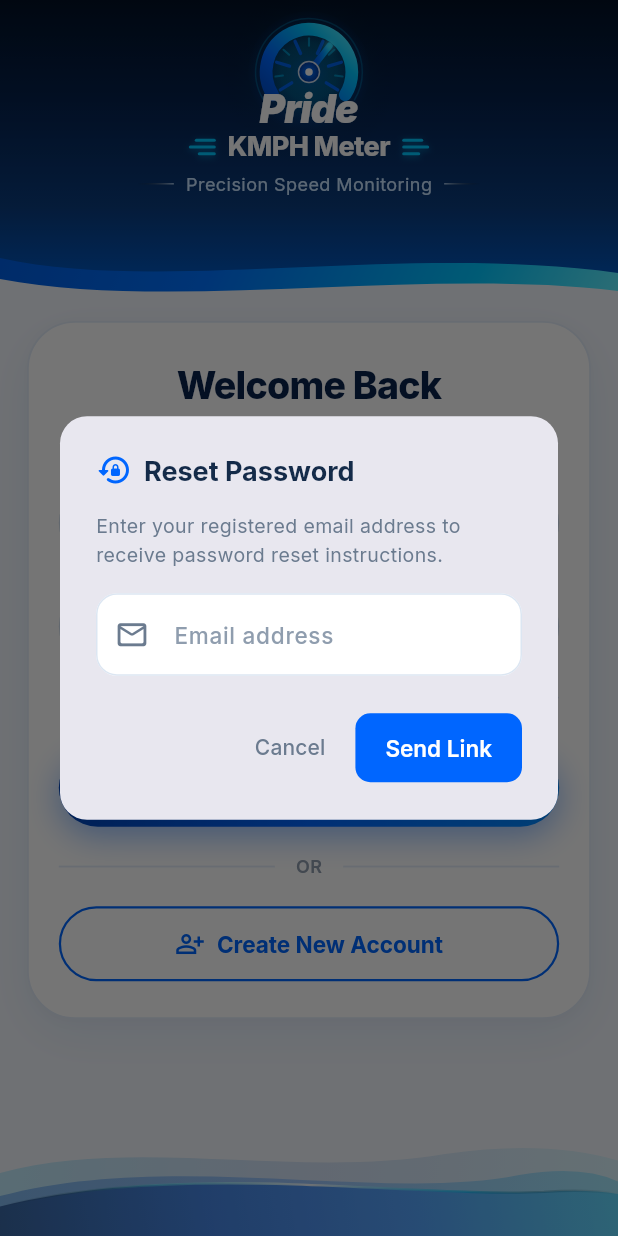
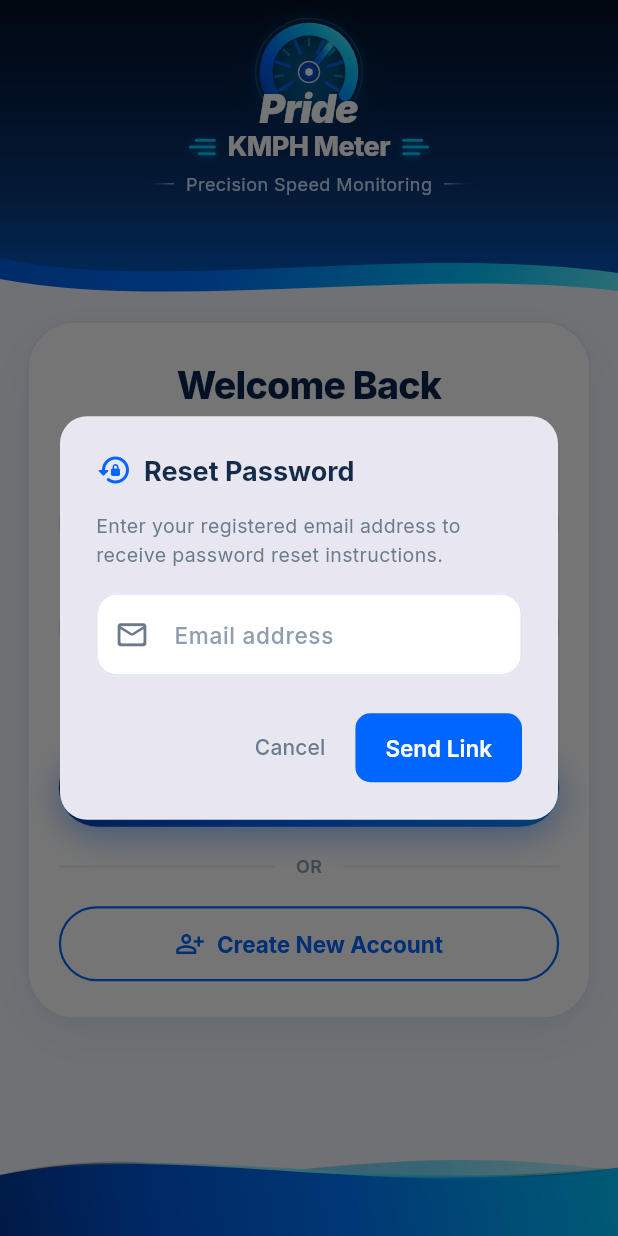
Before and after one commit to ShoonyanshSmartIrrigation/Pride-KMPH-Meter, a Flutter app: the screen it shows after launch, after a tap on "Forgot Password?", on a phone screen of 412 x 824 dp. Run offline on Flutter 3.47's test engine with Material 3 defaults, Android fonts, the phone set to English and light mode, and no system bars; our stand-ins replace cloud_firestore, csv, firebase_auth, firebase_core, firebase_crashlytics, fl_chart and 6 more; accounts and stored records are empty.

Commit message:
fix(splash): redesign splash screen top and bottom waves with silky dual-crest curves and vibrant sapphire-cyan gradients

```diff
--- a/lib/features/auth/presentation/screens/register_screen.dart
+++ b/lib/features/auth/presentation/screens/register_screen.dart
@@ -175,7 +175,7 @@ class _RegisterScreenState extends ConsumerState<RegisterScreen> {
                                 ),
                               ),
 
-                              const SizedBox(height: 22),
+                              const SizedBox(height: 16),
 
                               // Field 1: Full Name (Pill / Stadium Shape)
                               TextFormField(
--- a/lib/features/auth/presentation/screens/splash_screen.dart
+++ b/lib/features/auth/presentation/screens/splash_screen.dart
@@ -67,8 +67,8 @@ class _SplashScreenState extends ConsumerState<SplashScreen>
           final screenHeight = constraints.maxHeight;
           final screenWidth = constraints.maxWidth;
 
-          final topWaveHeight = (screenHeight * 0.17).clamp(110.0, 160.0);
-          final bottomWaveHeight = (screenHeight * 0.13).clamp(75.0, 115.0);
+          final topWaveHeight = (screenHeight * 0.18).clamp(130.0, 175.0);
+          final bottomWaveHeight = (screenHeight * 0.16).clamp(110.0, 150.0);
           final iconSize = (screenHeight * 0.14).clamp(95.0, 130.0);
           final progressBarWidth = (screenWidth * 0.54).clamp(180.0, 240.0);
 
@@ -76,13 +76,13 @@ class _SplashScreenState extends ConsumerState<SplashScreen>
             children: [
               // 1. Perspective Speed Highway in lower-middle background
               Positioned(
-                bottom: bottomWaveHeight * 0.65,
+                bottom: bottomWaveHeight * 0.50,
                 left: 0,
                 right: 0,
-                child: const SpeedPerspectiveRoadWidget(height: 180),
+                child: const SpeedPerspectiveRoadWidget(height: 220),
               ),
 
-              // 2. Top Decorative Flowing Wave
+              // 2. Top Decorative Flowing Multi-Layer Wave
               Positioned(
                 top: 0,
                 left: 0,
--- a/lib/features/auth/presentation/widgets/top_splash_wave_widget.dart
+++ b/lib/features/auth/presentation/widgets/top_splash_wave_widget.dart
@@ -1,13 +1,14 @@
 import 'package:flutter/material.dart';
 
 /// Top multi-layer flowing organic wave for the Splash Screen
-/// featuring rich gradient stops and a glowing specular edge.
+/// matching the fancy reference design with rich gradients,
+/// silky S-curves, and a glowing specular crest.
 class TopSplashWaveWidget extends StatelessWidget {
   final double height;
 
   const TopSplashWaveWidget({
     super.key,
-    this.height = 140,
+    this.height = 145,
   });
 
   @override
@@ -27,104 +28,121 @@ class _TopWavePainter extends CustomPainter {
   void paint(Canvas canvas, Size size) {
     final rect = Rect.fromLTWH(0, 0, size.width, size.height);
 
-    // Layer 1: Ambient Cyan Aura (Top deepest wave)
-    final wave1Paint = Paint()
+    // Layer 1: Ambient Luminous Cyan Accent Wave (Back Layer)
+    final backWavePaint = Paint()
       ..shader = const LinearGradient(
         colors: [
-          Color(0x4000C6FF),
-          Color(0x300052D4),
-          Color(0x2560EFFF),
+          Color(0x450052D4),
+          Color(0x600072FF),
+          Color(0x8000C6FF),
+          Color(0x6560EFFF),
         ],
-        begin: Alignment.topRight,
-        end: Alignment.bottomLeft,
-      ).createShader(rect)
-      ..style = PaintingStyle.fill;
-
-    final path1 = Path();
-    path1.moveTo(0, 0);
-    path1.lineTo(size.width, 0);
-    path1.lineTo(size.width, size.height * 0.60);
-    path1.cubicTo(
-      size.width * 0.76,
-      size.height * 0.98,
-      size.width * 0.45,
-      size.height * 0.60,
-      size.width * 0.20,
-      size.height * 0.82,
-    );
-    path1.quadraticBezierTo(
-      size.width * 0.08,
-      size.height * 0.90,
-      0,
-      size.height * 0.74,
-    );
-    path1.close();
-    canvas.drawPath(path1, wave1Paint);
-
-    // Layer 2: Vibrant Cobalt-to-Electric Intermediate Wave
-    final wave2Paint = Paint()
-      ..shader = const LinearGradient(
-        colors: [
-          Color(0x750052D4),
-          Color(0x600066FF),
-          Color(0x4500C6FF),
-        ],
+        stops: [0.0, 0.35, 0.75, 1.0],
         begin: Alignment.topLeft,
         end: Alignment.bottomRight,
       ).createShader(rect)
       ..style = PaintingStyle.fill;
 
-    final path2 = Path();
-    path2.moveTo(0, 0);
-    path2.lineTo(size.width, 0);
-    path2.lineTo(size.width, size.height * 0.44);
-    path2.cubicTo(
-      size.width * 0.70,
+    final backPath = Path();
+    backPath.moveTo(0, 0);
+    backPath.lineTo(size.width, 0);
+    backPath.lineTo(size.width, size.height * 0.55);
+    backPath.cubicTo(
+      size.width * 0.72,
+      size.height * 0.98,
+      size.width * 0.36,
+      size.height * 0.50,
+      0,
       size.height * 0.82,
-      size.width * 0.38,
-      size.height * 0.42,
-      size.width * 0.16,
-      size.height * 0.65,
     );
-    path2.quadraticBezierTo(
-      size.width * 0.06,
+    backPath.close();
+    canvas.drawPath(backPath, backWavePaint);
+
+    // Layer 2: Intermediate Azure Glow Ribbon
+    final midWavePaint = Paint()
+      ..shader = const LinearGradient(
+        colors: [
+          Color(0x55003DA5),
+          Color(0x750066FF),
+          Color(0x9000C6FF),
+        ],
+        begin: Alignment.topCenter,
+        end: Alignment.bottomCenter,
+      ).createShader(rect)
+      ..style = PaintingStyle.fill;
+
+    final midPath = Path();
+    midPath.moveTo(0, 0);
+    midPath.lineTo(size.width, 0);
+    midPath.lineTo(size.width, size.height * 0.42);
+    midPath.cubicTo(
+      size.width * 0.68,
+      size.height * 0.85,
+      size.width * 0.32,
+      size.height * 0.38,
+      0,
+      size.height * 0.70,
+    );
+    midPath.close();
+    canvas.drawPath(midPath, midWavePaint);
+
+    // Layer 3: Solid Rich Sapphire-to-Cyan Foreground Wave
+    final frontWavePaint = Paint()
+      ..shader = const LinearGradient(
+        colors: [
+          Color(0xFF021B48),
+          Color(0xFF003FAD),
+          Color(0xFF0066FF),
+          Color(0xFF0099FF),
+          Color(0xFF00C6FF),
+        ],
+        stops: [0.0, 0.24, 0.54, 0.82, 1.0],
+        begin: Alignment.topLeft,
+        end: Alignment.bottomRight,
+      ).createShader(rect)
+      ..style = PaintingStyle.fill;
+
+    final frontPath = Path();
+    frontPath.moveTo(0, 0);
+    frontPath.lineTo(size.width, 0);
+    frontPath.lineTo(size.width, size.height * 0.35);
+    frontPath.cubicTo(
+      size.width * 0.65,
       size.height * 0.72,
+      size.width * 0.28,
+      size.height * 0.28,
       0,
       size.height * 0.58,
     );
-    path2.close();
-    canvas.drawPath(path2, wave2Paint);
+    frontPath.close();
+    canvas.drawPath(frontPath, frontWavePaint);
 
-    // Layer 3: Specular Crest Glow Line
+    // Layer 4: Specular Crest Glow Along Foreground Edge
     final crestGlowPaint = Paint()
       ..shader = const LinearGradient(
         colors: [
           Colors.transparent,
-          Color(0x90FFFFFF),
-          Color(0xC060EFFF),
-          Color(0x8000C6FF),
+          Color(0xC0FFFFFF),
+          Color(0xFF60EFFF),
+          Color(0x9000C6FF),
           Colors.transparent,
         ],
-        stops: [0.0, 0.3, 0.6, 0.85, 1.0],
+        stops: [0.0, 0.25, 0.55, 0.85, 1.0],
+        begin: Alignment.centerLeft,
+        end: Alignment.centerRight,
       ).createShader(rect)
       ..style = PaintingStyle.stroke
-      ..strokeWidth = 1.8;
+      ..strokeWidth = 2.0;
 
     final crestPath = Path();
     crestPath.moveTo(0, size.height * 0.58);
-    crestPath.quadraticBezierTo(
-      size.width * 0.06,
+    crestPath.cubicTo(
+      size.width * 0.28,
+      size.height * 0.28,
+      size.width * 0.65,
       size.height * 0.72,
-      size.width * 0.16,
-      size.height * 0.65,
-    );
-    crestPath.cubicTo(
-      size.width * 0.38,
-      size.height * 0.42,
-      size.width * 0.70,
-      size.height * 0.82,
       size.width,
-      size.height * 0.44,
+      size.height * 0.35,
     );
     canvas.drawPath(crestPath, crestGlowPaint);
   }
--- a/lib/features/measurement/presentation/widgets/bottom_wave_widget.dart
+++ b/lib/features/measurement/presentation/widgets/bottom_wave_widget.dart
@@ -1,13 +1,14 @@
 import 'package:flutter/material.dart';
 
-/// Decorative flowing multi-layer wave graphic with richer gradients,
-/// organic cubic curves, and soft luminous crest highlights.
+/// Decorative flowing multi-layer wave graphic matching the fancy reference design,
+/// featuring rich sapphire-to-cyan gradients, smooth dual-crest S-curves,
+/// and luminous specular crest highlights.
 class BottomWaveWidget extends StatelessWidget {
   final double height;
 
   const BottomWaveWidget({
     super.key,
-    this.height = 70,
+    this.height = 90,
   });
 
   @override
@@ -27,139 +28,121 @@ class _BottomWavePainter extends CustomPainter {
   void paint(Canvas canvas, Size size) {
     final rect = Rect.fromLTWH(0, 0, size.width, size.height);
 
-    // Layer 1: Ambient Luminous Cyan Glow Wave (deepest layer)
-    final wave1Paint = Paint()
+    // Layer 1: Ambient Luminous Cyan Accent Wave (Back Layer peaking at right)
+    final backWavePaint = Paint()
       ..shader = const LinearGradient(
         colors: [
-          Color(0x3500C6FF),
-          Color(0x200052D4),
-          Color(0x2860EFFF),
+          Color(0x350052D4),
+          Color(0x600072FF),
+          Color(0x8000C6FF),
+          Color(0x5560EFFF),
         ],
-        begin: Alignment.topLeft,
-        end: Alignment.bottomRight,
+        stops: [0.0, 0.35, 0.70, 1.0],
+        begin: Alignment.bottomLeft,
+        end: Alignment.topRight,
       ).createShader(rect)
       ..style = PaintingStyle.fill;
 
-    final path1 = Path();
-    path1.moveTo(0, size.height * 0.40);
-    path1.cubicTo(
-      size.width * 0.22,
-      size.height * 0.05,
-      size.width * 0.48,
-      size.height * 0.46,
-      size.width * 0.72,
-      size.height * 0.22,
-    );
-    path1.quadraticBezierTo(
-      size.width * 0.88,
+    final backPath = Path();
+    backPath.moveTo(0, size.height * 0.75);
+    backPath.cubicTo(
+      size.width * 0.35,
+      size.height * 0.50,
+      size.width * 0.65,
       size.height * 0.08,
       size.width,
-      size.height * 0.28,
+      size.height * 0.38,
     );
-    path1.lineTo(size.width, size.height);
-    path1.lineTo(0, size.height);
-    path1.close();
-    canvas.drawPath(path1, wave1Paint);
+    backPath.lineTo(size.width, size.height);
+    backPath.lineTo(0, size.height);
+    backPath.close();
+    canvas.drawPath(backPath, backWavePaint);
 
-    // Layer 2: Radiant Sky/Cobalt Intermediate Wave
-    final wave2Paint = Paint()
+    // Layer 2: Intermediate Radiant Sky Ribbon
+    final midWavePaint = Paint()
       ..shader = const LinearGradient(
         colors: [
-          Color(0x550052D4),
-          Color(0x450072FF),
-          Color(0x4000C6FF),
+          Color(0x55003DA5),
+          Color(0x800066FF),
+          Color(0x9500C6FF),
         ],
         begin: Alignment.bottomLeft,
         end: Alignment.topRight,
       ).createShader(rect)
       ..style = PaintingStyle.fill;
 
-    final path2 = Path();
-    path2.moveTo(0, size.height * 0.62);
-    path2.cubicTo(
-      size.width * 0.28,
-      size.height * 0.18,
+    final midPath = Path();
+    midPath.moveTo(0, size.height * 0.58);
+    midPath.cubicTo(
+      size.width * 0.30,
+      size.height * 0.15,
       size.width * 0.62,
-      size.height * 0.68,
-      size.width * 0.84,
-      size.height * 0.42,
+      size.height * 0.75,
+      size.width,
+      size.height * 0.45,
     );
-    path2.quadraticBezierTo(
-      size.width * 0.94,
-      size.height * 0.32,
-      size.width,
-      size.height * 0.48,
-    );
-    path2.lineTo(size.width, size.height);
-    path2.lineTo(0, size.height);
-    path2.close();
-    canvas.drawPath(path2, wave2Paint);
+    midPath.lineTo(size.width, size.height);
+    midPath.lineTo(0, size.height);
+    midPath.close();
+    canvas.drawPath(midPath, midWavePaint);
 
-    // Layer 3: Vibrant Royal-to-Cyan Foreground Wave
-    final wave3Paint = Paint()
+    // Layer 3: Solid Rich Sapphire-to-Cyan Foreground Wave (Primary)
+    final frontWavePaint = Paint()
       ..shader = const LinearGradient(
         colors: [
-          Color(0x95082E6E),
-          Color(0x850052D4),
-          Color(0x750072FF),
-          Color(0x6500C6FF),
+          Color(0xFF003899),
+          Color(0xFF0058DD),
+          Color(0xFF0078FF),
+          Color(0xFF00A6FF),
+          Color(0xFF00C6FF),
         ],
+        stops: [0.0, 0.25, 0.55, 0.80, 1.0],
         begin: Alignment.bottomLeft,
         end: Alignment.topRight,
       ).createShader(rect)
       ..style = PaintingStyle.fill;
 
-    final path3 = Path();
-    path3.moveTo(0, size.height * 0.72);
-    path3.cubicTo(
-      size.width * 0.30,
-      size.height * 0.28,
-      size.width * 0.66,
-      size.height * 0.64,
-      size.width * 0.88,
-      size.height * 0.58,
+    final frontPath = Path();
+    frontPath.moveTo(0, size.height * 0.42);
+    frontPath.cubicTo(
+      size.width * 0.28,
+      size.height * 0.06,
+      size.width * 0.60,
+      size.height * 0.65,
+      size.width,
+      size.height * 0.35,
     );
-    path3.quadraticBezierTo(
-      size.width * 0.95,
-      size.height * 0.55,
-      size.width,
-      size.height * 0.60,
-    );
-    path3.lineTo(size.width, size.height);
-    path3.lineTo(0, size.height);
-    path3.close();
-    canvas.drawPath(path3, wave3Paint);
+    frontPath.lineTo(size.width, size.height);
+    frontPath.lineTo(0, size.height);
+    frontPath.close();
+    canvas.drawPath(frontPath, frontWavePaint);
 
     // Layer 4: Specular Crest Highlight Line
     final crestHighlightPaint = Paint()
       ..shader = const LinearGradient(
         colors: [
           Colors.transparent,
-          Color(0x8060EFFF),
-          Color(0xE0FFFFFF),
+          Color(0xB0FFFFFF),
+          Color(0xFF60EFFF),
           Color(0x9000C6FF),
           Colors.transparent,
         ],
-        stops: [0.0, 0.25, 0.50, 0.75, 1.0],
+        stops: [0.0, 0.25, 0.55, 0.80, 1.0],
+        begin: Alignment.centerLeft,
+        end: Alignment.centerRight,
       ).createShader(rect)
       ..style = PaintingStyle.stroke
-      ..strokeWidth = 1.6;
+      ..strokeWidth = 2.0;
 
     final crestPath = Path();
-    crestPath.moveTo(0, size.height * 0.72);
+    crestPath.moveTo(0, size.height * 0.42);
     crestPath.cubicTo(
-      size.width * 0.30,
-      size.height * 0.28,
-      size.width * 0.66,
-      size.height * 0.64,
-      size.width * 0.88,
-      size.height * 0.58,
-    );
-    crestPath.quadraticBezierTo(
-      size.width * 0.95,
-      size.height * 0.55,
+      size.width * 0.28,
+      size.height * 0.06,
+      size.width * 0.60,
+      size.height * 0.65,
       size.width,
-      size.height * 0.60,
+      size.height * 0.35,
     );
     canvas.drawPath(crestPath, crestHighlightPaint);
   }
```
